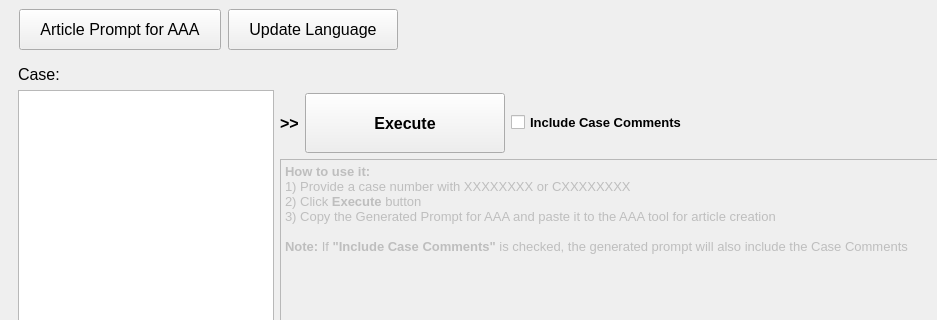
dlgma0/SFTool, file sfgui_v301.ui: the form before one commit; both pictures show x 0 to 937 and y 0 to 320 of the 1125 by 846 pixel window.
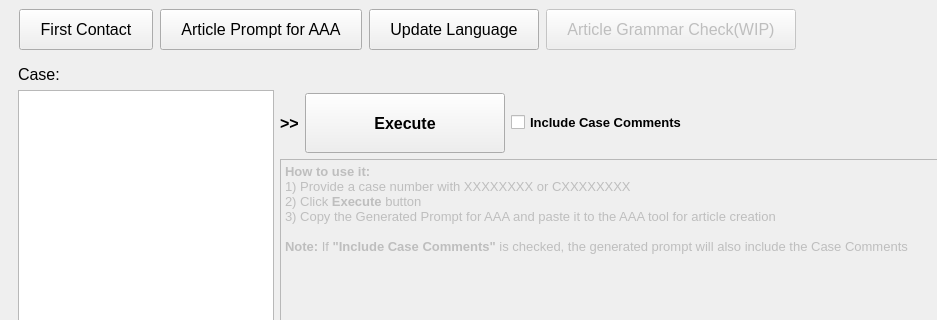
The form after the commit.

```diff
--- a/sfgui_v301.ui
+++ b/sfgui_v301.ui
@@ -934,6 +934,30 @@
       <property name="leftMargin">
        <number>10</number>
       </property>
+      <item>
+       <widget class="QPushButton" name="btn_fc">
+        <property name="sizePolicy">
+         <sizepolicy hsizetype="Minimum" vsizetype="Fixed">
+          <horstretch>0</horstretch>
+          <verstretch>0</verstretch>
+         </sizepolicy>
+        </property>
+        <property name="font">
+         <font>
+          <pointsize>12</pointsize>
+         </font>
+        </property>
+        <property name="styleSheet">
+         <string notr="true">padding: 10px 20px;</string>
+        </property>
+        <property name="inputMethodHints">
+         <set>Qt::ImhNone</set>
+        </property>
+        <property name="text">
+         <string>First Contact</string>
+        </property>
+       </widget>
+      </item>
       <item>
        <widget class="QPushButton" name="btn_prompt">
         <property name="font">
@@ -970,6 +994,30 @@
         </property>
        </widget>
       </item>
+      <item>
+       <widget class="QPushButton" name="btn_grammar">
+        <property name="enabled">
+         <bool>false</bool>
+        </property>
+        <property name="font">
+         <font>
+          <pointsize>12</pointsize>
+         </font>
+        </property>
+        <property name="styleSheet">
+         <string notr="true">padding: 10px 20px;</string>
+        </property>
+        <property name="text">
+         <string>Article Grammar Check(WIP)</string>
+        </property>
+        <property name="checkable">
+         <bool>false</bool>
+        </property>
+        <property name="flat">
+         <bool>false</bool>
+        </property>
+       </widget>
+      </item>
       <item>
        <spacer name="horizontalSpacer">
         <property name="orientation">
```
Left out of the diff: 2 changed lines with no effect on the pictures.
